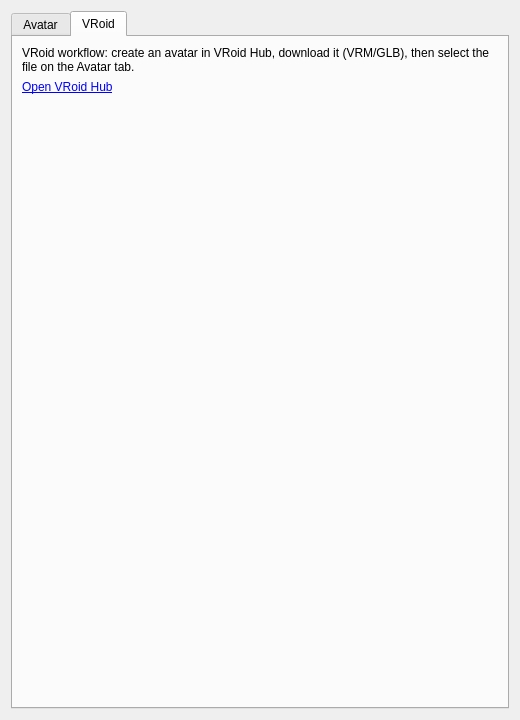
The window that gui_client/AvatarSettingsWidget.ui (shipilovden/sub-metasiberia) describes before a commit, drawn with Qt 5.
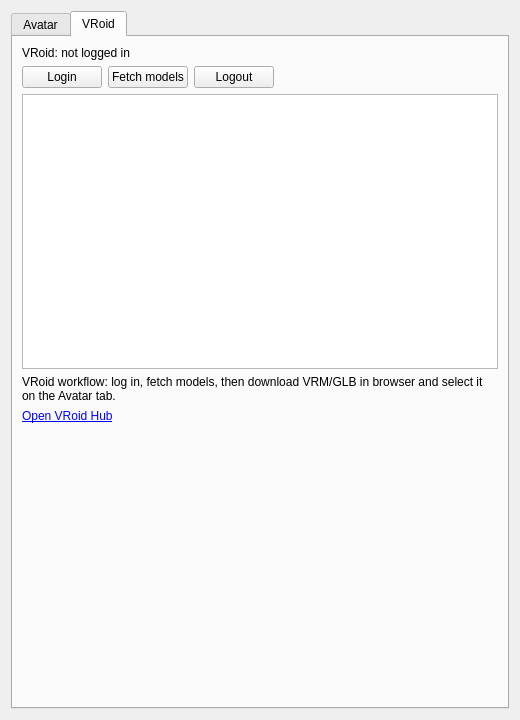
The same window after the commit. The open tabs and pages were chosen to show the change. Custom widgets are drawn as their Qt base class.

Commit message: Metasiberia web/admin and VRoid updates in unified branch

```diff
--- a/gui_client/AvatarSettingsWidget.ui
+++ b/gui_client/AvatarSettingsWidget.ui
@@ -86,10 +86,58 @@
       <string>VRoid</string>
      </attribute>
      <layout class="QVBoxLayout" name="vroidTabLayout">
+      <item>
+       <widget class="QLabel" name="vroidStatusLabel">
+        <property name="text">
+         <string>VRoid: not logged in</string>
+        </property>
+       </widget>
+      </item>
+      <item>
+       <layout class="QHBoxLayout" name="vroidButtonsLayout">
+        <item>
+         <widget class="QPushButton" name="vroidLoginButton">
+          <property name="text">
+           <string>Login</string>
+          </property>
+         </widget>
+        </item>
+        <item>
+         <widget class="QPushButton" name="vroidFetchModelsButton">
+          <property name="text">
+           <string>Fetch models</string>
+          </property>
+         </widget>
+        </item>
+        <item>
+         <widget class="QPushButton" name="vroidLogoutButton">
+          <property name="text">
+           <string>Logout</string>
+          </property>
+         </widget>
+        </item>
+        <item>
+         <spacer name="vroidHorizontalSpacer">
+          <property name="orientation">
+           <enum>Qt::Horizontal</enum>
+          </property>
+          <property name="sizeHint" stdset="0">
+           <size>
+            <width>40</width>
+            <height>20</height>
+           </size>
+          </property>
+         </spacer>
+        </item>
+       </layout>
+      </item>
+      <item>
+       <widget class="QListWidget" name="vroidModelsListWidget"/>
+      </item>
       <item>
        <widget class="QLabel" name="vroidInfoLabel">
         <property name="text">
-         <string>VRoid workflow: create an avatar in VRoid Hub, download it (VRM/GLB), then select the file on the Avatar tab.</string>
+         <string>VRoid workflow: log in, fetch models, then download VRM/GLB in browser and select it on the Avatar tab.</string>
         </property>
         <property name="wordWrap">
          <bool>true</bool>
```
The commit also changes 24 other files.
